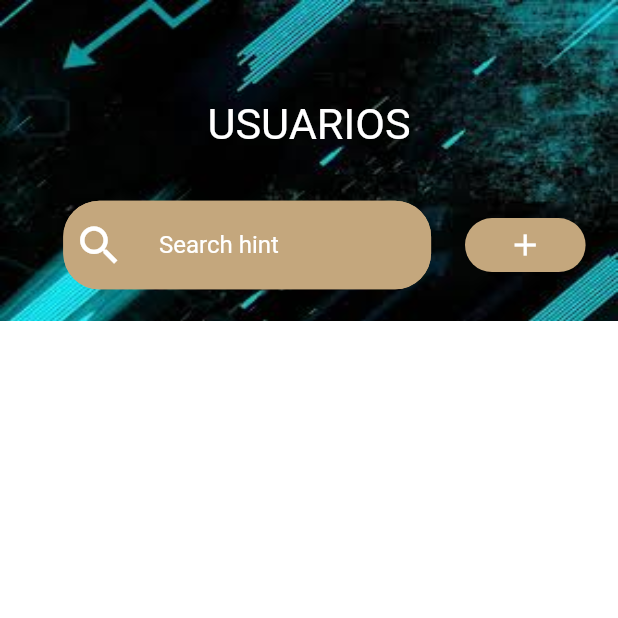
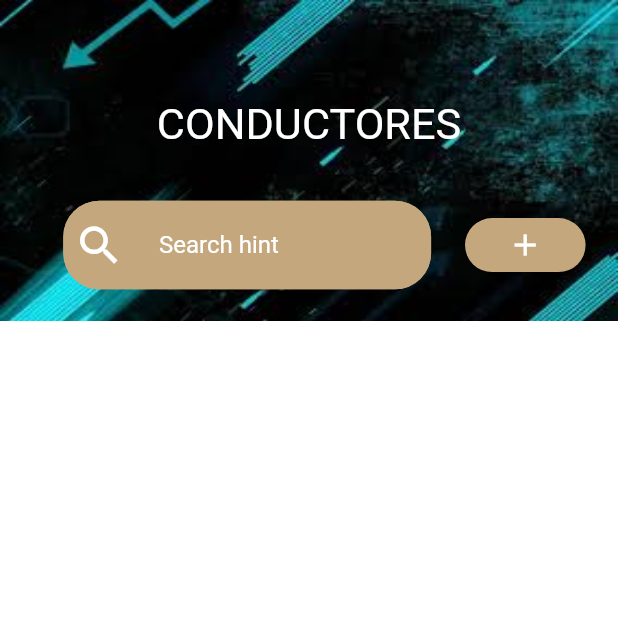
Before and after one commit to KevinEs14/transveloz_frontend, a Flutter app: the DriverList screen opened directly, on a phone screen of 412 x 824 dp, the top half of it. Run offline on Flutter 3.47's test engine with Material 2 defaults, Android fonts, the phone set to English and light mode, and no system bars; our stand-ins replace bloc, flutter_bloc, fluttertoast, rxdart, shared_preferences; missing offline and left inert: dart:ffi; accounts and stored records are empty; network calls fail.

```diff
--- a/lib/pages/driver/driver_list.dart
+++ b/lib/pages/driver/driver_list.dart
@@ -49,7 +49,7 @@ class _DriverList extends State<DriverList> {
                 children: <Widget>[
                   SizedBox(height: size.height*0.08,),
                   Center(
-                    child: Text("USUARIOS",
+                    child: Text("CONDUCTORES",
                       style: TextStyle(color: Colors.white,fontSize: size.height*0.035,fontWeight: FontWeight.normal),
                     ),
                   ),
--- a/lib/pages/driver/driverregisteraddress.dart
+++ b/lib/pages/driver/driverregisteraddress.dart
@@ -3,6 +3,7 @@ import 'package:transveloz_frontend/bloc.navigation_bloc/navigation_bloc.dart';
 import 'package:transveloz_frontend/color.dart';
 import 'package:transveloz_frontend/models/CompanyRequest.dart';
 import 'package:transveloz_frontend/models/Driver.dart';
+import 'package:transveloz_frontend/pages/driver/driver_list.dart';
 import 'package:transveloz_frontend/repository/driver_repository.dart';
 import 'package:transveloz_frontend/sidebar/sidebar_layout.dart';
 
```
